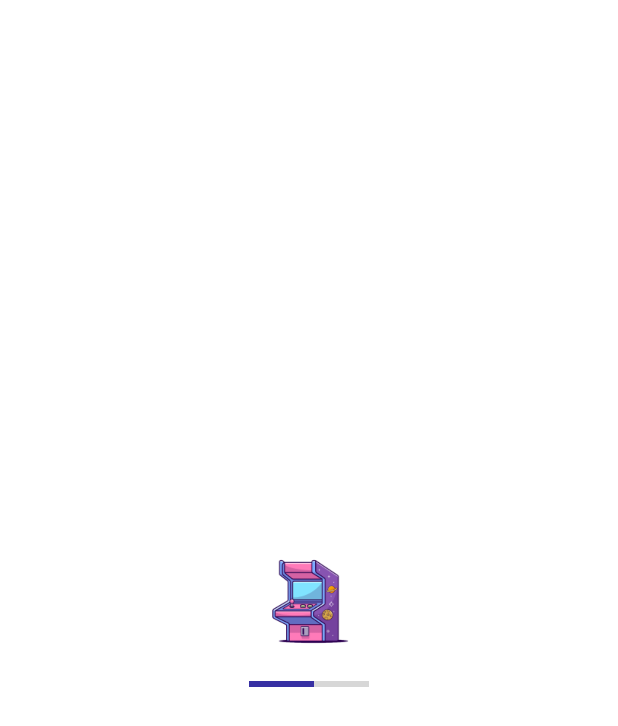
After one commit to doruruma/doqu-store, an Android app: the SplashActivity screen opened directly, with no data from a screen before it, on a phone screen of 412 x 824 dp. The commit adds this screen. Shown: the top 726 px of the screen. Run offline under Robolectric (Android 15) with nearby library versions, the phone set to English and light mode, and no system bars.

Commit message:
added splash screen

```diff
--- a/app/src/main/AndroidManifest.xml
+++ b/app/src/main/AndroidManifest.xml
@@ -18,6 +18,16 @@
 
         <activity
             android:name=".presentation.ui.activity.login.LoginActivity"
+            android:exported="false"
+            android:launchMode="singleTask"
+            android:screenOrientation="nosensor" />
+        <activity
+            android:name=".presentation.ui.activity.signup.SignUpActivity"
+            android:exported="false"
+            android:launchMode="singleTask"
+            android:screenOrientation="nosensor" />
+        <activity
+            android:name=".presentation.ui.activity.splash.SplashActivity"
             android:exported="true"
             android:launchMode="singleTask"
             android:screenOrientation="nosensor">
@@ -27,12 +37,6 @@
             </intent-filter>
         </activity>
 
-        <activity
-            android:name=".presentation.ui.activity.signup.SignUpActivity"
-            android:exported="false"
-            android:launchMode="singleTask"
-            android:screenOrientation="nosensor" />
-
     </application>
 
 </manifest>
--- /dev/null
+++ b/app/src/main/java/id/andra/doqu_store/presentation/ui/activity/splash/SplashActivity.kt
@@ -0,0 +1,33 @@
+package id.andra.doqu_store.presentation.ui.activity.splash
+
+import android.animation.ObjectAnimator
+import android.annotation.SuppressLint
+import android.content.Intent
+import android.os.Bundle
+import android.os.Handler
+import android.os.Looper
+import androidx.appcompat.app.AppCompatActivity
+import id.andra.doqu_store.databinding.ActivitySplashBinding
+import id.andra.doqu_store.presentation.ui.activity.login.LoginActivity
+
+@SuppressLint("CustomSplashScreen")
+class SplashActivity : AppCompatActivity() {
+
+    private lateinit var binding: ActivitySplashBinding
+
+    override fun onCreate(savedInstanceState: Bundle?) {
+        super.onCreate(savedInstanceState)
+        binding = ActivitySplashBinding.inflate(layoutInflater)
+        setContentView(binding.root)
+        val duration = 5000L
+        val currentProgress = 100
+        ObjectAnimator.ofInt(binding.loader, "progress", currentProgress)
+            .setDuration(duration)
+            .start()
+        Handler(Looper.getMainLooper()).postDelayed({
+            startActivity(Intent(this, LoginActivity::class.java))
+            finish()
+        }, duration)
+    }
+
+}
--- /dev/null
+++ b/app/src/main/res/layout/activity_splash.xml
@@ -0,0 +1,33 @@
+<?xml version="1.0" encoding="utf-8"?>
+<androidx.constraintlayout.widget.ConstraintLayout xmlns:android="http://schemas.android.com/apk/res/android"
+    xmlns:app="http://schemas.android.com/apk/res-auto"
+    android:layout_width="match_parent"
+    android:layout_height="match_parent">
+
+    <ImageView
+        android:id="@+id/imgLogo"
+        android:layout_width="80dp"
+        android:layout_height="80dp"
+        android:contentDescription="@string/img_desc"
+        android:scaleType="fitCenter"
+        android:src="@drawable/img_doqu_store_logo"
+        app:layout_constraintBottom_toTopOf="@id/loader"
+        app:layout_constraintEnd_toEndOf="parent"
+        app:layout_constraintStart_toStartOf="parent"
+        app:layout_constraintTop_toTopOf="parent"
+        app:layout_constraintVertical_chainStyle="packed" />
+
+    <ProgressBar
+        android:id="@+id/loader"
+        style="@android:style/Widget.Material.ProgressBar.Horizontal"
+        android:layout_width="80dp"
+        android:layout_height="wrap_content"
+        android:max="100"
+        android:layout_marginTop="8dp"
+        android:progressTint="@color/primary_main"
+        app:layout_constraintBottom_toBottomOf="parent"
+        app:layout_constraintEnd_toEndOf="parent"
+        app:layout_constraintStart_toStartOf="parent"
+        app:layout_constraintTop_toBottomOf="@id/imgLogo" />
+
+</androidx.constraintlayout.widget.ConstraintLayout>
--- a/app/src/main/res/values/themes.xml
+++ b/app/src/main/res/values/themes.xml
@@ -13,6 +13,12 @@
         <item name="fontFamily">@font/satoshi</item>
         <item name="color">@color/neutral_90</item>
         <item name="imageButtonStyle">@style/ImageButton</item>
+        <item name="android:windowAnimationStyle">@style/AnimationStyle</item>
+    </style>
+
+    <style name="AnimationStyle">
+        <item name="android:windowEnterAnimation">@android:anim/fade_in</item>
+        <item name="android:windowExitAnimation">@android:anim/fade_out</item>
     </style>
 
     <style name="TextHeadingS" parent="Theme.DoquStore">
```
